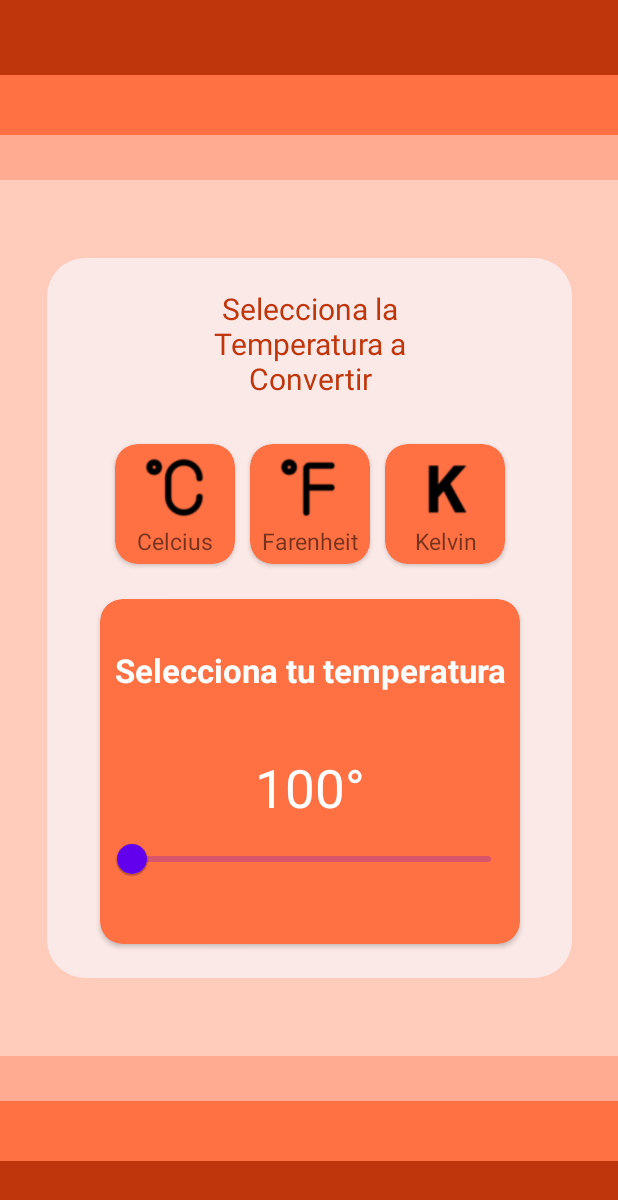
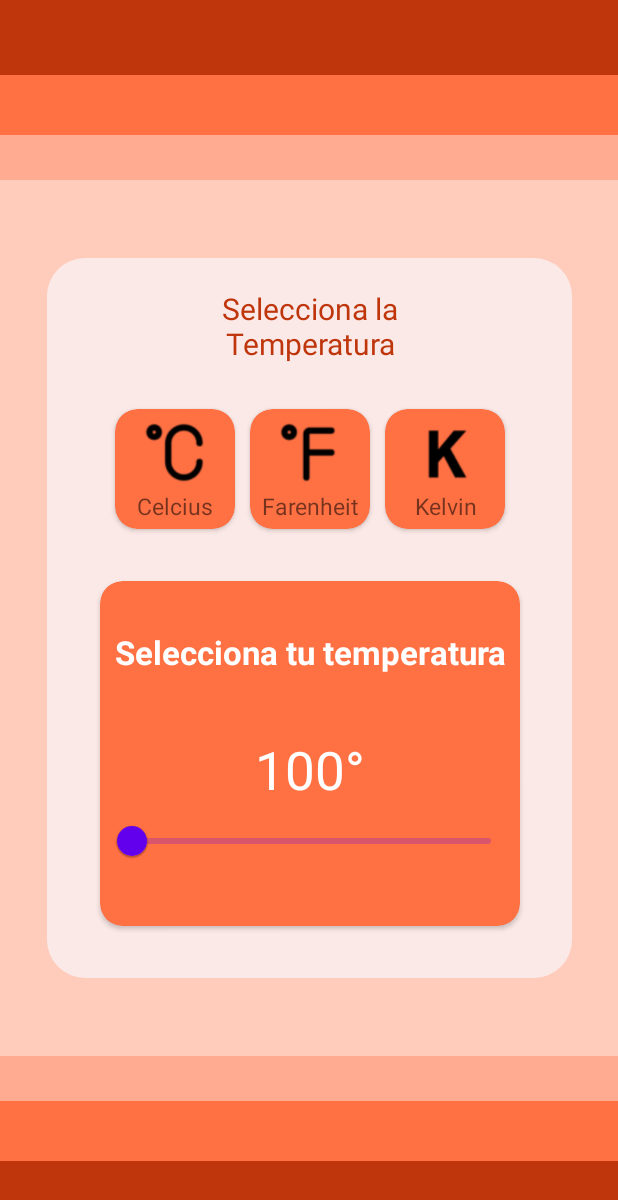
Before and after one commit to MiguelR29/primerProyectoAplicacionesMoviles, an Android app: the ConversorActivity screen opened directly, with no data from a screen before it, on a phone screen of 412 x 824 dp. Shown: the top 1200 px of the screen. Run offline under Robolectric (Android 15) with nearby library versions, the light colour scheme and no system bars.

Commit message:
Cambios prueba titulos

```diff
--- a/app/src/main/res/layout/activity_conversor.xml
+++ b/app/src/main/res/layout/activity_conversor.xml
@@ -77,7 +77,6 @@
         app:layout_constraintTop_toTopOf="parent"
         app:layout_constraintBottom_toBottomOf="parent">
 
-
         <TextView
         android:id="@+id/textIndicacion"
         android:layout_width="200dp"
@@ -86,7 +85,7 @@
         app:layout_constraintStart_toStartOf="parent"
         app:layout_constraintEnd_toEndOf="parent"
         app:layout_constraintTop_toTopOf="parent"
-        android:text="Selecciona la Temperatura a Convertir"
+        android:text="Selecciona la Temperatura"
         android:gravity="center"
         android:textSize="20sp"
         android:textColor="#BF360C"/>
```
